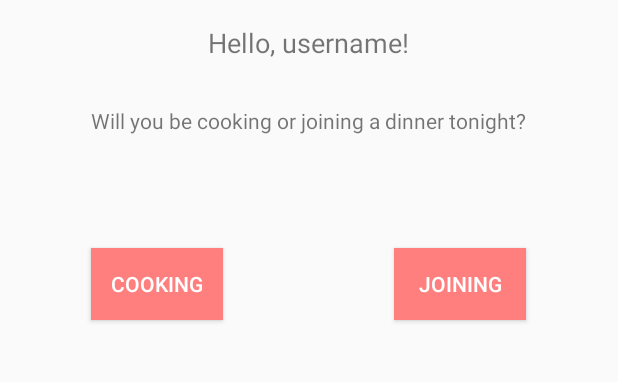
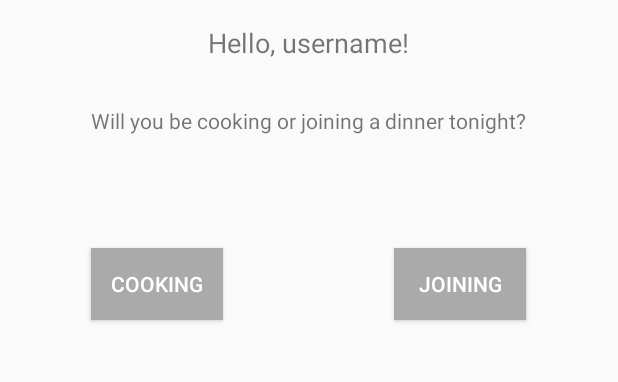
Before and after one commit to tirzaelise/Meet-Eat, an Android app: the screen it shows after launch (MainActivity), on a phone screen of 412 x 824 dp, the part 84-466 px from its top. Run offline under Robolectric (Android 15) with nearby library versions, the phone set to English and light mode, and no system bars.

```diff
--- a/Meet-Eat/app/src/main/java/nl/mprog/meeteat/CookFragment.java
+++ b/Meet-Eat/app/src/main/java/nl/mprog/meeteat/CookFragment.java
@@ -49,11 +49,11 @@ public class CookFragment extends Fragment implements View.OnClickListener {
 
         // TODO: FIX HOST
         host = "Tirza";
-        if (!correctTimeFormat()) {
+        if (!filledInAllFields()) {
+            Toast.makeText(activity, "Please fill in all fields", Toast.LENGTH_SHORT).show();
+        } else if (!correctTimeFormat()) {
             Toast.makeText(activity, "Please enter a start time according to the format hh:mm",
                     Toast.LENGTH_SHORT).show();
-        } else if (!filledInAllFields()) {
-            Toast.makeText(activity, "Please fill in all fields", Toast.LENGTH_SHORT).show();
         } else {
             food = food.replace(" ", "&nbsp;");
             toRecipeResultFragment();
--- a/Meet-Eat/app/src/main/res/layout/fragment_main.xml
+++ b/Meet-Eat/app/src/main/res/layout/fragment_main.xml
@@ -45,7 +45,7 @@
         android:layout_below="@+id/cookOrJoin"
         android:layout_marginTop="75dp"
         android:layout_alignStart="@id/cookOrJoin"
-        android:background="@color/colorPrimary"
+        android:background="@android:color/darker_gray"
         android:textColor="@android:color/white"
         android:id="@+id/cookingButton" />
 
@@ -55,7 +55,7 @@
         android:layout_height="wrap_content"
         android:layout_alignTop="@id/cookingButton"
         android:layout_alignEnd="@id/cookOrJoin"
-        android:background="@color/colorPrimary"
+        android:background="@android:color/darker_gray"
         android:textColor="@android:color/white"
         android:id="@+id/joiningButton" />
 </RelativeLayout>
--- a/Meet-Eat/app/src/main/res/layout/layout_recipe_row.xml
+++ b/Meet-Eat/app/src/main/res/layout/layout_recipe_row.xml
@@ -60,6 +60,7 @@
         android:textColor="@android:color/white"
         android:layout_width="wrap_content"
         android:layout_height="wrap_content"
+        android:layout_alignTop="@+id/recipeVegetarian"
         android:layout_alignBottom="@+id/recipeVegan"
         android:layout_alignParentEnd="true"
         android:layout_below="@+id/recipeIngredients"
--- a/Meet-Eat/app/src/main/res/layout/list_child.xml
+++ b/Meet-Eat/app/src/main/res/layout/list_child.xml
@@ -14,7 +14,7 @@
         android:layout_height="wrap_content"
         app:srcCompat="@android:drawable/ic_menu_add"
         android:layout_alignParentEnd="true"
-        android:layout_centerVertical="true"
+        android:layout_alignParentTop="true"
         android:background="@null"
         android:contentDescription="@string/joinButtonDesc"
         android:id="@+id/joinButton" />
```
Also changed, not shown: Meet-Eat/app/src/main/java/nl/mprog/meeteat/RecipeAdapter.java (+17 -0 lines).
